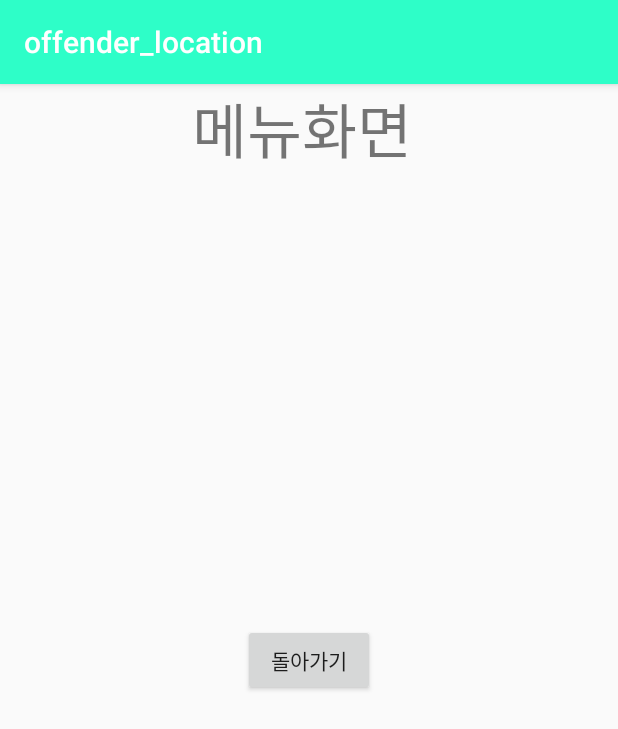
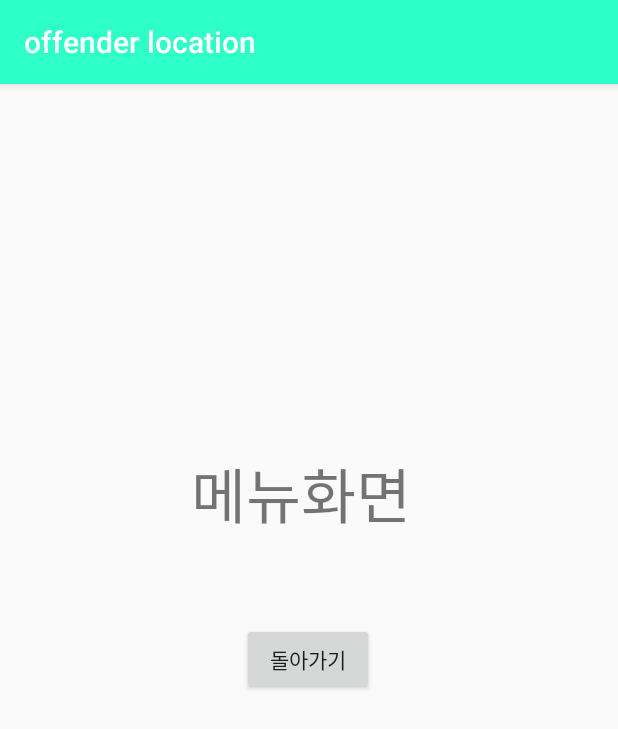
Before and after one commit to bearstown1/oss-project-7-, an Android app: the screen it shows after launch (menu2Activity), after a tap on "LOG IN", on a phone screen of 412 x 824 dp. Shown: the top 729 px of the screen. Run offline under Robolectric (Android 15) with nearby library versions, the phone set to English and light mode, and no system bars.

Commit message:
디자인 수정(아이콘 컬러, 버튼컬러)

```diff
--- a/offender_location/app/src/main/res/drawable/ic_launcher_background.xml
+++ b/offender_location/app/src/main/res/drawable/ic_launcher_background.xml
@@ -5,7 +5,7 @@
     android:viewportWidth="108"
     android:viewportHeight="108">
     <path
-        android:fillColor="#008577"
+        android:fillColor="#E5F82C"
         android:pathData="M0,0h108v108h-108z" />
     <path
         android:fillColor="#00000000"
--- a/offender_location/app/src/main/res/layout/activity_main.xml
+++ b/offender_location/app/src/main/res/layout/activity_main.xml
@@ -35,6 +35,7 @@
         android:id="@+id/button"
         android:layout_width="215dp"
         android:layout_height="38dp"
+        android:background="#FFDADA"
         android:text="Log in"
         app:layout_constraintBottom_toBottomOf="parent"
         app:layout_constraintEnd_toEndOf="parent"
--- a/offender_location/app/src/main/res/layout/activity_menu2.xml
+++ b/offender_location/app/src/main/res/layout/activity_menu2.xml
@@ -13,16 +13,23 @@
         android:text="돌아가기"
         app:layout_constraintBottom_toBottomOf="parent"
         app:layout_constraintEnd_toEndOf="parent"
+        app:layout_constraintHorizontal_bias="0.498"
         app:layout_constraintStart_toStartOf="parent"
-        app:layout_constraintTop_toTopOf="parent" />
+        app:layout_constraintTop_toTopOf="parent"
+        app:layout_constraintVertical_bias="0.499" />
 
     <TextView
         android:id="@+id/textView"
         android:layout_width="156dp"
         android:layout_height="52dp"
+        android:layout_marginTop="8dp"
+        android:layout_marginBottom="8dp"
         android:text="메뉴화면"
         android:textSize="40dp"
+        app:layout_constraintBottom_toBottomOf="parent"
         app:layout_constraintEnd_toEndOf="parent"
+        app:layout_constraintHorizontal_bias="0.498"
         app:layout_constraintStart_toStartOf="parent"
-        tools:layout_editor_absoluteY="230dp" />
+        app:layout_constraintTop_toTopOf="parent"
+        app:layout_constraintVertical_bias="0.336" />
 </android.support.constraint.ConstraintLayout>
--- a/offender_location/app/src/main/res/values/strings.xml
+++ b/offender_location/app/src/main/res/values/strings.xml
@@ -1,6 +1,6 @@
 <resources>
-    <string name="app_name">offender_location</string>
-    <string name="title_home">Home</string>
-    <string name="title_dashboard">Dashboard</string>
-    <string name="title_notifications">Notifications</string>
+    <string name="app_name">offender location</string>
+    <string name="title_home">location</string>
+    <string name="title_dashboard">home</string>
+    <string name="title_notifications">setting</string>
 </resources>
```
Also changed, not shown: 2 other files.
